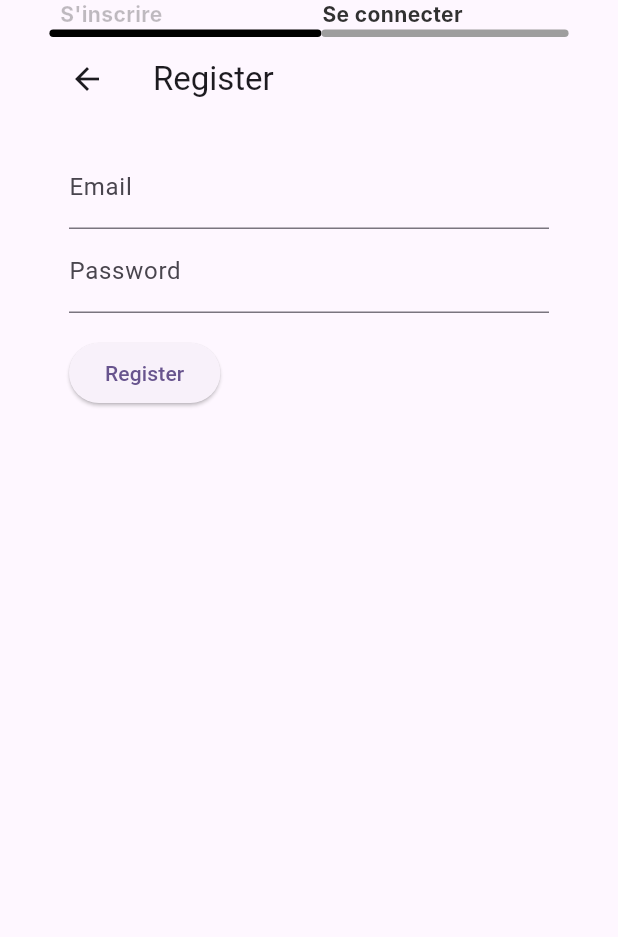
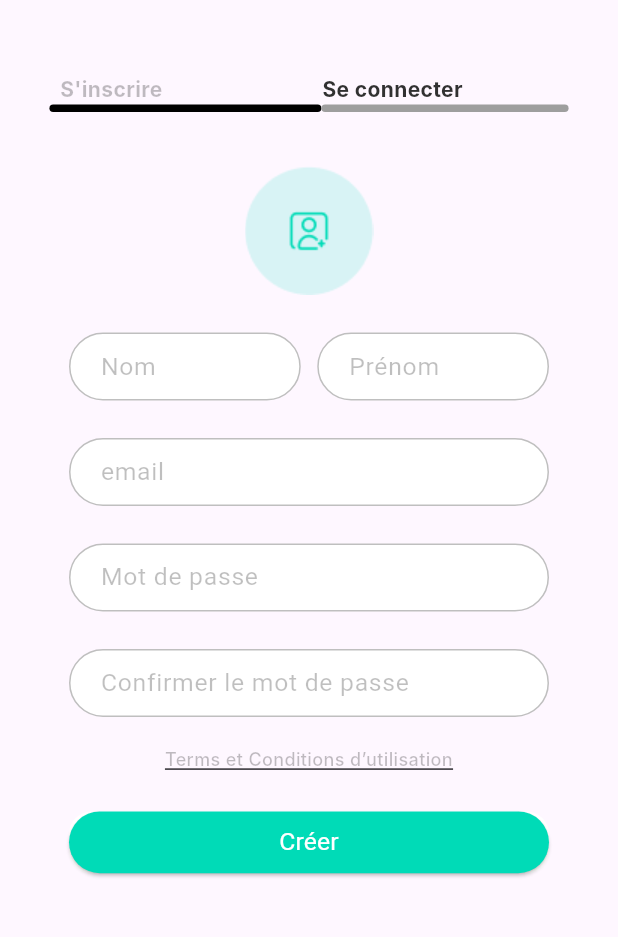
Before and after one commit to agossadourin/locapay, a Flutter app: the RegisterPage screen opened directly, on a phone screen of 412 x 824 dp, the part 215-1152 px from its top. Run offline on Flutter 3.47's test engine with Material 2 defaults, Android fonts, the phone set to English and light mode, and no system bars; drawn by our look-alikes of smooth_page_indicator; our stand-ins replace dio, get, get_storage, shared_preferences; accounts and stored records are empty; Roboto replaces fonts that are missing (Imprima, Inter).

Commit message:
register and login ok

```diff
--- a/lib/app/modules/register/register.dart
+++ b/lib/app/modules/register/register.dart
@@ -1,4 +1,6 @@
 import 'package:flutter/material.dart';
+import 'package:locapay/app/widgets/action_button.dart';
+import 'package:locapay/app/widgets/my_form_field.dart';
 
 class RegisterWidget extends StatefulWidget {
   @override
@@ -7,66 +9,121 @@ class RegisterWidget extends StatefulWidget {
 
 class _RegisterWidgetState extends State<RegisterWidget> {
   final _formKey = GlobalKey<FormState>();
-  late String _email;
-  late String _password;
+  final TextEditingController? firstNameController = TextEditingController();
+  final TextEditingController? lastNameController = TextEditingController();
+  final TextEditingController? emailController = TextEditingController();
+  final TextEditingController? passwordController = TextEditingController();
+  final TextEditingController? confirmPasswordController =
+      TextEditingController();
 
   @override
   Widget build(BuildContext context) {
     return Scaffold(
-      appBar: AppBar(
-        title: Text('Register'),
-      ),
       body: Padding(
         padding: const EdgeInsets.all(16.0),
         child: Form(
             key: _formKey,
+            child: SingleChildScrollView(
               child: Column(
-            crossAxisAlignment: CrossAxisAlignment.start,
+                crossAxisAlignment: CrossAxisAlignment.center,
                 children: <Widget>[
-              TextFormField(
-                decoration: InputDecoration(
-                  labelText: 'Email',
+                  const SizedBox(height: 20),
+                  Image.asset('assets/images/add_photo.png'),
+                  const SizedBox(height: 20),
+                  Row(
+                    mainAxisAlignment: MainAxisAlignment.spaceBetween,
+                    children: [
+                      MyFormField(
+                          controller: firstNameController,
+                          testInputType: TextInputType.text,
+                          hintText: 'Nom',
+                          width: MediaQuery.of(context).size.width * 0.375,
+                          validator: (value) {
+                            if (value!.isEmpty) {
+                              return 'Entrez votre nom';
+                            }
+                            return null;
+                          }),
+                      SizedBox(
+                          width: MediaQuery.of(context).size.width * 0.005),
+                      MyFormField(
+                          controller: lastNameController,
+                          testInputType: TextInputType.text,
+                          hintText: 'Prénom',
+                          width: MediaQuery.of(context).size.width * 0.375,
+                          validator: (value) {
+                            if (value!.isEmpty) {
+                              return 'Entrez votre prénom';
+                            }
+                            return null;
+                          }),
+                    ],
                   ),
+                  const SizedBox(height: 15),
+                  MyFormField(
+                      controller: emailController,
+                      testInputType: TextInputType.text,
+                      hintText: 'email',
+                      width: MediaQuery.of(context).size.width * 0.9,
                       validator: (value) {
                         if (value!.isEmpty) {
                           return 'Please enter your email';
                         }
                         return null;
-                },
-                onSaved: (value) {
-                  _email = value!;
-                },
-              ),
-              TextFormField(
-                decoration: InputDecoration(
-                  labelText: 'Password',
-                ),
-                obscureText: true,
+                      }),
+                  const SizedBox(height: 15),
+                  MyFormField(
+                      controller: passwordController,
+                      testInputType: TextInputType.text,
+                      hintText: 'Mot de passe',
+                      width: MediaQuery.of(context).size.width * 0.9,
                       validator: (value) {
                         if (value!.isEmpty) {
                           return 'Please enter your password';
                         }
                         return null;
-                },
-                onSaved: (value) {
-                  _password = value!;
-                },
+                      }),
+                  const SizedBox(height: 15),
+                  MyFormField(
+                      controller: confirmPasswordController,
+                      testInputType: TextInputType.text,
+                      hintText: 'Confirmer le mot de passe',
+                      width: MediaQuery.of(context).size.width * 0.9,
+                      validator: (value) {
+                        if (value!.isEmpty) {
+                          return 'Please enter your password';
+                        }
+                        return null;
+                      }),
+                  const SizedBox(height: 15),
+                  const Text(
+                    'Terms et Conditions d’utilisation',
+                    textAlign: TextAlign.center,
+                    style: TextStyle(
+                      fontFamily: 'Inter',
+                      fontSize: 12,
+                      fontStyle: FontStyle.normal,
+                      fontWeight: FontWeight.w500,
+                      color: Color.fromRGBO(0, 0, 0, 0.25),
+                      decoration: TextDecoration.underline,
+                    ),
                   ),
                   Padding(
                     padding: const EdgeInsets.symmetric(vertical: 16.0),
-                child: ElevatedButton(
+                    child: ActionButton(
+                      action: 'Créer', // Pass a string instead of a function
                       onPressed: () {
+                        // Add an onPressed parameter to handle the button press
                         if (_formKey.currentState!.validate()) {
                           _formKey.currentState!.save();
                           // TODO: Implement registration logic
                         }
                       },
-                  child: Text('Register'),
                     ),
                   ),
                 ],
               ),
-        ),
+            )),
       ),
     );
   }
--- a/lib/app/modules/register/register_page.dart
+++ b/lib/app/modules/register/register_page.dart
@@ -43,27 +43,42 @@ class _RegisterPageState extends State<RegisterPage> {
           Image.asset(
             'assets/images/logo_black.png',
           ),
+          const SizedBox(
+            height: 50,
+          ),
           Obx(
             () => Row(
               children: [
                 const SizedBox(
                   width: 10,
                 ),
-                Container(
+                SizedBox(
                   width: MediaQuery.of(context).size.width * 0.4,
-                  child: Text(
-                    'S\'inscrire',
-                    style: _isRegisterPage.value ? activeStyle : inactiveStyle,
+                  child: GestureDetector(
+                    onTap: () {
+                      _controller.jumpToPage(0);
+                    },
+                    child: Text(
+                      'S\'inscrire',
+                      style:
+                          _isRegisterPage.value ? activeStyle : inactiveStyle,
+                    ),
                   ),
                 ),
                 const SizedBox(
                   width: 10,
                 ),
-                Container(
+                SizedBox(
                   width: MediaQuery.of(context).size.width * 0.4,
-                  child: Text(
-                    'Se connecter',
-                    style: _isRegisterPage.value ? inactiveStyle : activeStyle,
+                  child: GestureDetector(
+                    onTap: () {
+                      _controller.jumpToPage(1);
+                    },
+                    child: Text(
+                      'Se connecter',
+                      style:
+                          _isRegisterPage.value ? inactiveStyle : activeStyle,
+                    ),
                   ),
                 ),
               ],
--- /dev/null
+++ b/lib/app/widgets/action_button.dart
@@ -0,0 +1,41 @@
+import 'package:flutter/material.dart';
+import 'package:locapay/app/core/utils/extensions.dart';
+
+//stateless widget
+class ActionButton extends StatelessWidget {
+  final String? action;
+  final VoidCallback? onPressed;
+  //constructor
+  const ActionButton({Key? key, required this.action, required this.onPressed})
+      : super(key: key);
+
+  @override
+  Widget build(BuildContext context) {
+    return Container(
+      //button container
+      height: 5.0.hp,
+      width: 90.0.wp,
+      margin: const EdgeInsets.only(top: 10, bottom: 10),
+      decoration: BoxDecoration(
+        color: Colors.white,
+        borderRadius: BorderRadius.circular(15),
+      ),
+      //button
+      child: ElevatedButton(
+        onPressed: onPressed,
+        style: ElevatedButton.styleFrom(
+            backgroundColor: const Color(0xFF00DBB7),
+            shape: RoundedRectangleBorder(
+                borderRadius: BorderRadius.circular(50))),
+        child: Text(
+          action!,
+          style: TextStyle(
+              color: Colors.white,
+              fontFamily: 'Imprima',
+              fontSize: 2.0.hp,
+              fontWeight: FontWeight.w400),
+        ),
+      ),
+    );
+  }
+}
--- /dev/null
+++ b/lib/app/widgets/my_form_field.dart
@@ -0,0 +1,49 @@
+import 'package:flutter/material.dart';
+import 'package:locapay/app/core/utils/extensions.dart';
+
+class MyFormField extends StatelessWidget {
+  final TextEditingController? controller;
+  final TextInputType? testInputType;
+  final String? hintText;
+  final String? Function(String?)? validator;
+  final double? width;
+  const MyFormField(
+      {Key? key,
+      required this.controller,
+      required this.testInputType,
+      required this.hintText,
+      required this.validator,
+      required this.width})
+      : super(key: key);
+
+  @override
+  Widget build(BuildContext context) {
+    return Container(
+      height: 5.5.hp,
+      width: width,
+      margin: const EdgeInsets.only(top: 5, bottom: 5),
+      decoration: BoxDecoration(
+        border: Border.all(
+          color: Color.fromRGBO(0, 0, 0, 0.25),
+          width: 1.0,
+        ),
+        color: Colors.white,
+        borderRadius: BorderRadius.circular(50),
+      ),
+      child: TextFormField(
+        controller: controller,
+        keyboardType: testInputType,
+        validator: validator,
+        decoration: InputDecoration(
+            border: InputBorder.none,
+            contentPadding: const EdgeInsets.only(left: 20, bottom: 5),
+            hintText: hintText,
+            hintStyle: TextStyle(
+                color: const Color.fromRGBO(0, 0, 0, 0.25),
+                fontFamily: 'Imprima',
+                fontSize: 2.0.hp,
+                fontWeight: FontWeight.w400)),
+      ),
+    );
+  }
+}
--- a/pubspec.yaml
+++ b/pubspec.yaml
@@ -39,6 +39,7 @@ dependencies:
   get_storage: ^2.1.1
   smooth_page_indicator: ^1.1.0
   shared_preferences: ^2.2.2
+  dio: ^5.3.3
 
 dev_dependencies:
   flutter_test:
```
Also changed, not shown: lib/app/core/utils/extensions.dart (added, +10 -0 lines), lib/app/data/services/api/api.dart (added, +34 -0 lines), lib/app/modules/principal/principal.dart (added, +61 -0 lines), lib/app/modules/register/login.dart (+44 -27 lines), assets/images/add_photo.png (added), assets/images/welcome_bg_img.png (added), lib/app/modules/principal/welcome/welcome_page.dart (added), pubspec.lock. Lines whose indentation alone changed are shown as unchanged.
